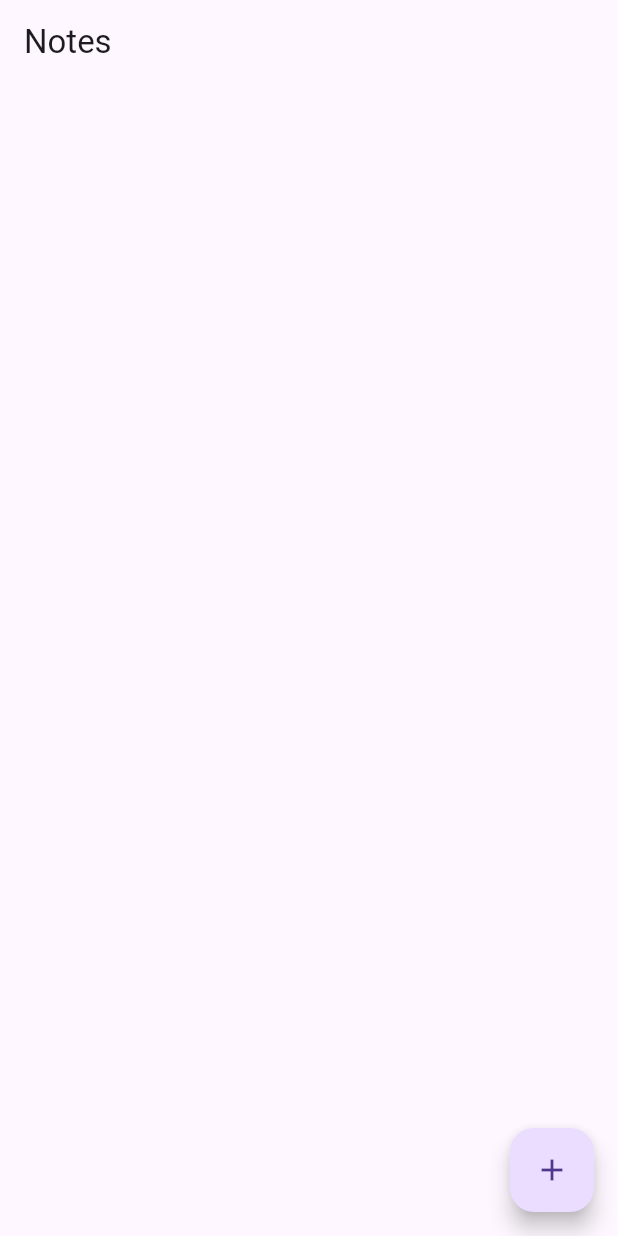
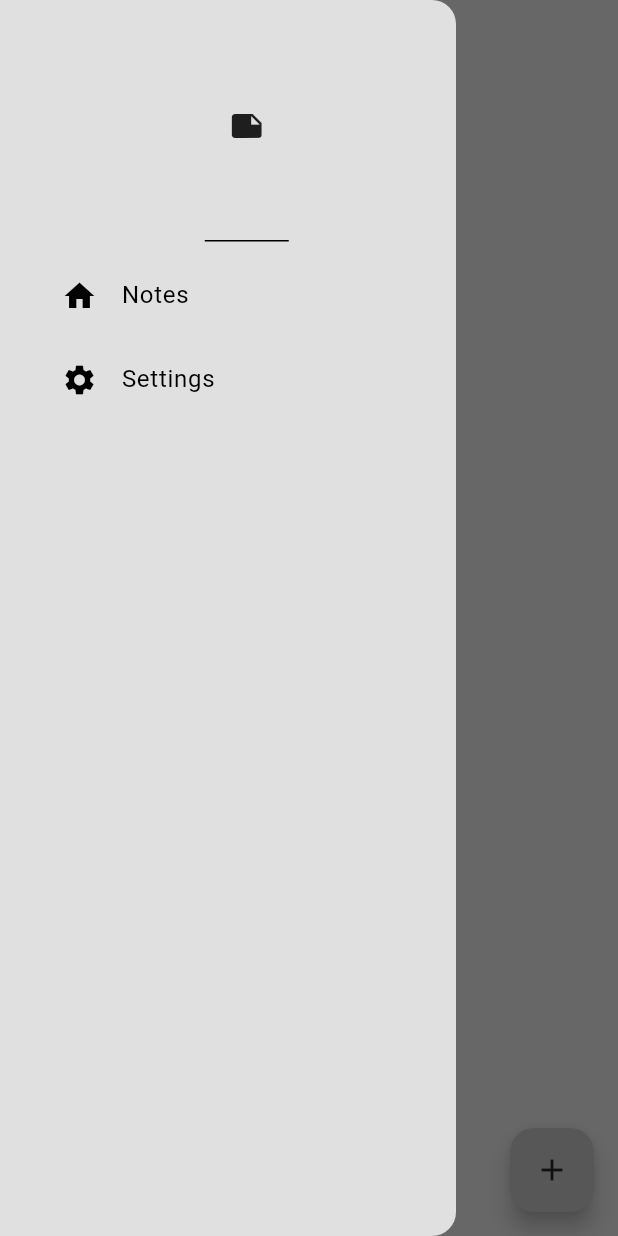
Before and after one commit to SomyadeepAdhikari/notes_app, a Flutter app: the screen it shows after launch, with the side drawer open (before the commit the screen has no drawer), on a phone screen of 412 x 824 dp. Run offline on Flutter 3.47's test engine with Material 3 defaults, Android fonts, the phone set to English and light mode, and no system bars; our stand-ins replace google_fonts, isar, popover; accounts and stored records are empty; generated files the repository leaves out were written again.

Commit message:
Redesigned ui

```diff
--- a/analysis_options.yaml
+++ b/analysis_options.yaml
@@ -7,6 +7,9 @@
 
 # The following line activates a set of recommended lints for Flutter apps,
 # packages, and plugins designed to encourage good coding practices.
+analyzer:
+  errors:
+    must_be_immutable: ignore
 include: package:flutter_lints/flutter.yaml
 
 linter:
--- /dev/null
+++ b/lib/components/drawer_tile.dart
@@ -0,0 +1,17 @@
+import 'package:flutter/material.dart';
+
+class DrawerTile extends StatelessWidget {
+  final String title;
+  final Widget leading;
+  final void Function()? onTap;
+  const DrawerTile({super.key, required this.title, required this.leading, required this.onTap});
+
+  @override
+  Widget build(BuildContext context) {
+    return ListTile(
+      title: Text(title),
+      leading: leading,
+      onTap: onTap,
+    );
+  }
+}
--- /dev/null
+++ b/lib/components/my_drawer.dart
@@ -0,0 +1,33 @@
+import 'package:flutter/material.dart';
+import 'package:notes_app/components/drawer_tile.dart';
+import 'package:notes_app/pages/settings_page.dart';
+
+class MyDrawer extends StatelessWidget {
+  const MyDrawer({super.key});
+
+  @override
+  Widget build(BuildContext context) {
+    return Drawer(
+      backgroundColor: Theme.of(context).colorScheme.surface,
+      child: Padding(
+        padding: const EdgeInsets.only(left: 25.0),
+        child: Column(children: [
+          //header
+          const DrawerHeader(child: Icon(Icons.note)),
+          //note tile
+          DrawerTile(title: 'Notes', leading: const Icon(Icons.home) ,onTap: () {
+            Navigator.of(context).pop();
+          }),
+          //settimg tile
+          DrawerTile(title: 'Settings', leading: const Icon(Icons.settings) ,onTap: () {
+            Navigator.of(context).pop();
+            Navigator.push(
+              context,
+              MaterialPageRoute(builder: (context)=>const SettingsPage())
+            );
+          }),
+        ],),
+      ),
+    );
+  }
+}
--- a/lib/main.dart
+++ b/lib/main.dart
@@ -1,15 +1,19 @@
 import 'package:flutter/material.dart';
 import 'package:notes_app/model/note_database.dart';
 import 'package:notes_app/notes_page.dart';
+import 'package:notes_app/theme/theme_provider.dart';
 import 'package:provider/provider.dart';
 
 void main() async{
   WidgetsFlutterBinding.ensureInitialized();
   await NoteDatabase.initialize();
   runApp(
-    ChangeNotifierProvider(create: (context)=>NoteDatabase(),
-    child: const MyApp(),
-    )
+    MultiProvider(providers: [
+        ChangeNotifierProvider(create: (context)=>NoteDatabase()),
+        ChangeNotifierProvider(create: (context) => ThemeProvider())
+      ],
+      child: const MyApp(),
+    ),
   );
 }
 
@@ -18,9 +22,10 @@ class MyApp extends StatelessWidget {
 
   @override
   Widget build(BuildContext context) {
-    return const MaterialApp(
+    return MaterialApp(
       debugShowCheckedModeBanner: false,
       home: NotesPage(),
+      theme: Provider.of<ThemeProvider>(context).themeData,
     );
   }
 }
--- a/lib/notes_page.dart
+++ b/lib/notes_page.dart
@@ -1,4 +1,7 @@
 import 'package:flutter/material.dart';
+import 'package:google_fonts/google_fonts.dart';
+import 'package:notes_app/components/my_drawer.dart';
+import 'package:notes_app/components/note_tile.dart';
 import 'package:notes_app/model/note.dart';
 import 'package:notes_app/model/note_database.dart';
 import 'package:provider/provider.dart';
@@ -22,11 +25,21 @@ class _NotesPageState extends State<NotesPage> {
   //create note
   void createNote(){
     showDialog(
+
       context: context,
       builder: (context)=> AlertDialog(
+        backgroundColor: Theme.of(context).colorScheme.primary,
+        title: Text('New Note',style: TextStyle(color: Theme.of(context).colorScheme.inversePrimary)),
+        titlePadding: const EdgeInsets.only(left: 20,top: 20,bottom: 10),
         content: TextField(
+          decoration: InputDecoration(
+            border: OutlineInputBorder(borderRadius: BorderRadius.circular(5)),
+            focusedBorder: OutlineInputBorder(borderRadius: BorderRadius.circular(5)),
+          ),
           controller: textController,
         ),
+        contentPadding: const EdgeInsets.symmetric(horizontal: 20,vertical: 5),
+        shape: RoundedRectangleBorder(borderRadius: BorderRadius.circular(5)),
         actions: [
           MaterialButton(onPressed: (){
             //add to db
@@ -35,7 +48,7 @@ class _NotesPageState extends State<NotesPage> {
             textController.clear();
             Navigator.of(context).pop();
           },
-            child: const Text('create'),
+            child: Text('create',style: TextStyle(color: Theme.of(context).colorScheme.inversePrimary),),
           )
         ],
       ));
@@ -53,8 +66,13 @@ class _NotesPageState extends State<NotesPage> {
     showDialog(
       context: context,
       builder: (context)=> AlertDialog(
-        title: const Text('Update Note'),
+        backgroundColor : Theme.of(context).colorScheme.primary,
+        title: Text('Update Note',style: TextStyle(color: Theme.of(context).colorScheme.inversePrimary)),
         content: TextField(
+          decoration: InputDecoration(
+            border: OutlineInputBorder(borderRadius: BorderRadius.circular(5)),
+            focusedBorder: OutlineInputBorder(borderRadius: BorderRadius.circular(5)),
+          ),
           controller: textController,
         ),
         actions: [
@@ -64,9 +82,12 @@ class _NotesPageState extends State<NotesPage> {
               textController.clear();
               Navigator.of(context).pop();
             },
-            child: const Text('Update'),
+            child: Text('Update',style: TextStyle(color: Theme.of(context).colorScheme.inversePrimary)),
             )
         ],
+        contentPadding: const EdgeInsets.symmetric(horizontal: 20,vertical: 5),
+        titlePadding: const EdgeInsets.only(left: 20,top: 20,bottom: 10),
+        shape: RoundedRectangleBorder(borderRadius: BorderRadius.circular(5)),
       ));
   }
 
@@ -84,24 +105,42 @@ class _NotesPageState extends State<NotesPage> {
     List<Note> currentNotes = noteDatabase.currentNotes;
 
     return Scaffold(
-      appBar: AppBar(title: const Text('Notes'),),
-      floatingActionButton: FloatingActionButton(onPressed: createNote, child: const Icon(Icons.add),),
-      body: ListView.builder(
+      appBar: AppBar(
+        elevation: 0,
+        backgroundColor: Colors.transparent,
+      ),
+      drawer: const MyDrawer(),
+      backgroundColor: Theme.of(context).colorScheme.surface,
+      floatingActionButton: FloatingActionButton(
+        backgroundColor: Theme.of(context).colorScheme.secondary,
+        onPressed: createNote,
+        child: Icon(Icons.add,color: Theme.of(context).colorScheme.inversePrimary),
+        ),
+      body: Column(
+        crossAxisAlignment: CrossAxisAlignment.start,
+        children: [
+          Padding(
+            padding: const EdgeInsets.only(left: 25),
+            child: Text(
+              'Notes',
+              style: GoogleFonts.dmSerifText(fontSize: 48,color: Theme.of(context).colorScheme.inversePrimary)),
+          ),
+          Expanded(
+            child: ListView.builder(
               itemCount: currentNotes.length,
               itemBuilder: (context,index){
                 //get individual note
                 final note = currentNotes[index];
 
-          return ListTile(
-            title: Text(note.text),
-            trailing: Row(
-              mainAxisSize: MainAxisSize.min,
-              children: [
-                IconButton(onPressed: () => updateNote(note), icon: const Icon(Icons.edit)),
-                IconButton(onPressed: () => deleteNote(note.id), icon: const Icon(Icons.delete))
-            ],)
+                return NoteTile(
+                  text: note.text,
+                  onEditPressed:  () => updateNote(note),
+                  onDeletePressed: () =>deleteNote(note.id)
                 );
               }),
+          ),
+        ],
+      ),
     );
   }
 }
--- /dev/null
+++ b/lib/theme/theme.dart
@@ -0,0 +1,22 @@
+import 'package:flutter/material.dart';
+
+ThemeData lightMode = ThemeData(
+  brightness: Brightness.light,
+  colorScheme: ColorScheme.light(
+    surface: Colors.grey.shade300,
+    primary: Colors.grey.shade200,
+    secondary: Colors.grey.shade400,
+    inversePrimary: const Color.fromARGB(255, 34, 34, 34)
+  )
+);
+
+
+ThemeData darkMode = ThemeData(
+  brightness: Brightness.dark,
+  colorScheme: ColorScheme.dark(
+    surface: const Color.fromARGB(255, 14, 13, 13),
+    primary: const Color.fromARGB(255, 39, 39, 39),
+    secondary: Colors.grey.shade800,
+    inversePrimary: Colors.grey.shade300
+  )
+);
--- /dev/null
+++ b/lib/theme/theme_provider.dart
@@ -0,0 +1,29 @@
+import 'package:flutter/material.dart';
+import 'package:notes_app/theme/theme.dart';
+
+class ThemeProvider extends ChangeNotifier{
+  //initially theme is light mode
+  ThemeData _themeData = lightMode;
+
+  //getter method to access the theme from other parts of the code
+  ThemeData get themeData => _themeData;
+
+  // getter method to see if we are in dark mode or not
+  bool get isDarkMode => _themeData == darkMode;
+
+  // setter method to set the new theme
+  set themeData(ThemeData themeData){
+    _themeData = themeData;
+    notifyListeners();
+  }
+
+  // to toggle between light and dark theme
+  void toggleTheme(){
+    if(_themeData == lightMode){
+      themeData = darkMode;
+    }
+    else{
+      themeData = lightMode;
+    }
+  }
+}
--- a/pubspec.yaml
+++ b/pubspec.yaml
@@ -39,6 +39,8 @@ dependencies:
   isar_flutter_libs: ^3.1.0+1
   path_provider: ^2.1.3
   provider: ^6.1.2
+  google_fonts: ^6.2.1
+  popover: ^0.3.0+1
 
 dev_dependencies:
   flutter_test:
```
Also changed, not shown: lib/components/note_settings.dart (added, +59 -0 lines), lib/components/note_tile.dart (added, +40 -0 lines), lib/pages/settings_page.dart (added, +41 -0 lines), pubspec.lock. Lines whose indentation alone changed are shown as unchanged.
